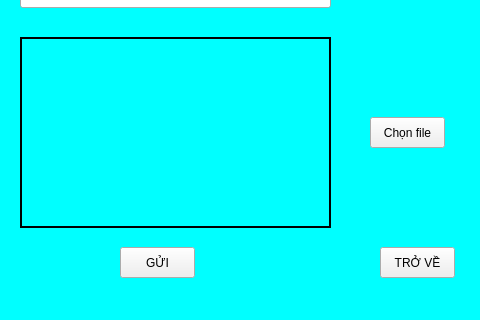
Above: GuiHopDong.ui from A22N/DoAnCoSo4 before the change; both pictures show x 120 to 600 and y 143 to 463 of the 600 by 463 pixel window. Below: the same form after it.
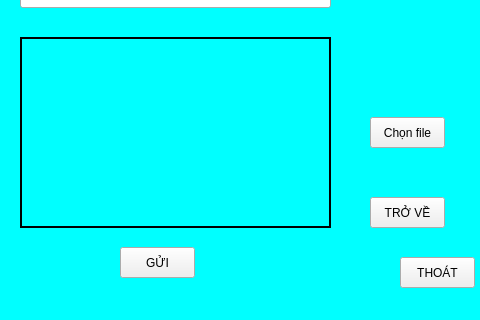
That is the form after the change. Icons and pictures are not drawn.

What changed in the file:
```diff
--- a/GuiHopDong.ui
+++ b/GuiHopDong.ui
@@ -64,8 +64,8 @@
    <widget class="QPushButton" name="pushButton_back">
     <property name="geometry">
      <rect>
-      <x>500</x>
-      <y>390</y>
+      <x>490</x>
+      <y>340</y>
       <width>75</width>
       <height>31</height>
      </rect>
@@ -174,6 +174,19 @@
      <bool>true</bool>
     </property>
    </widget>
+   <widget class="QPushButton" name="pushButton_back_2">
+    <property name="geometry">
+     <rect>
+      <x>520</x>
+      <y>400</y>
+      <width>75</width>
+      <height>31</height>
+     </rect>
+    </property>
+    <property name="text">
+     <string>THOÁT</string>
+    </property>
+   </widget>
   </widget>
   <widget class="QMenuBar" name="menubar">
    <property name="geometry">
```
